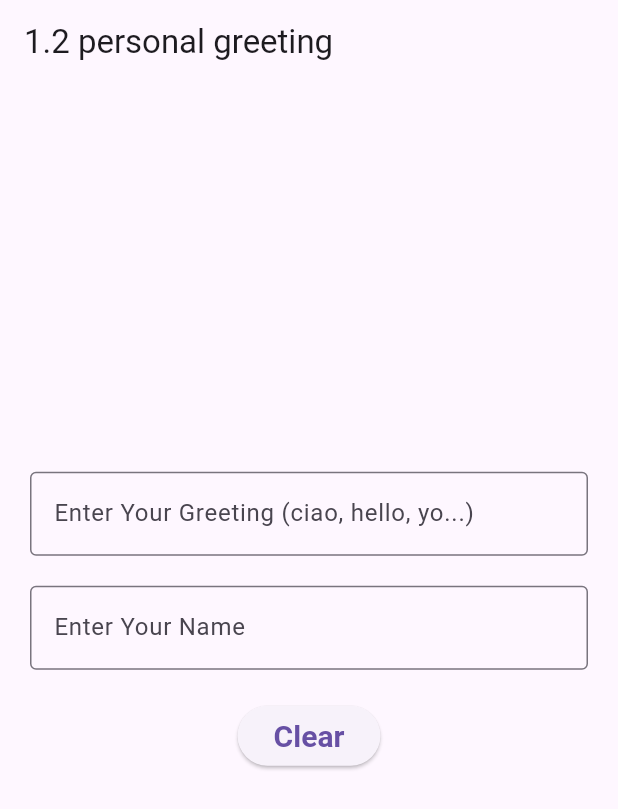
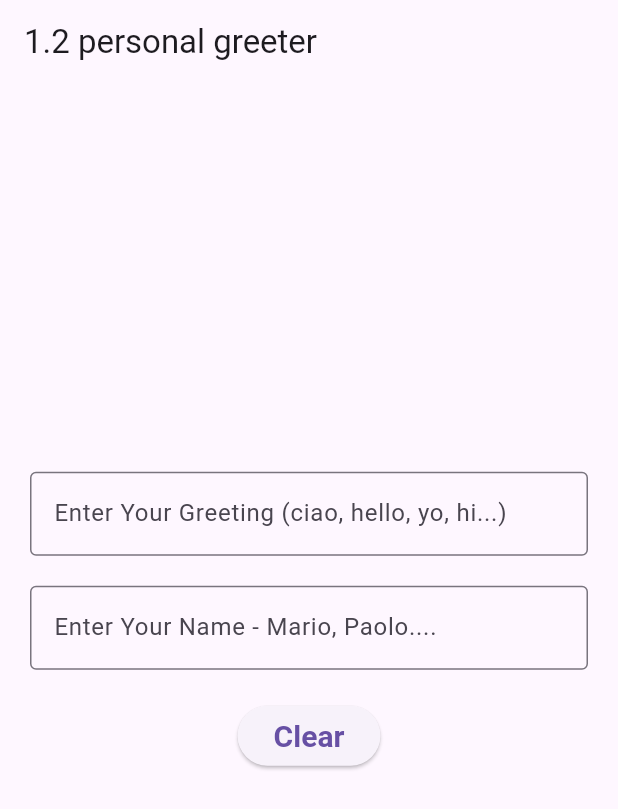
Before and after one commit to CammarataLudovico/flutter_void, a Flutter app: the screen it shows after launch, after a tap on "Clear", on a phone screen of 412 x 824 dp. Shown: the top 809 px of the screen. Run offline on Flutter 3.47's test engine with Material 3 defaults, Android fonts, the phone set to English and light mode, and no system bars; drawn by our look-alikes of reactive_forms.

Commit message:
Refactor greeting and name input handling, improve form reset logic, and update UI labels

```diff
--- a/lib/main.dart
+++ b/lib/main.dart
@@ -32,8 +32,8 @@ class _GreeterWidgetState extends State<GreeterWidget> {
   }
 
   void _updateGreeting() {
-    final greeting = _form.control('greeting').value as String? ?? '';
-    final name = _form.control('name').value as String? ?? '';
+    final greeting = _form.control('greeting').value;
+    final name = _form.control('name').value;
 
     setState(() {
       if (greeting.isNotEmpty && name.isNotEmpty) {
@@ -49,7 +49,8 @@ class _GreeterWidgetState extends State<GreeterWidget> {
   }
 
   void _clearForm() {
-    _form.reset();
+    // reset control with value '' to avoid "null" value and error
+    _form.reset(value: {'greeting': '', 'name': ''});
     setState(() {
       _message = '';
     });
@@ -58,7 +59,7 @@ class _GreeterWidgetState extends State<GreeterWidget> {
   @override
   Widget build(BuildContext context) {
     return Scaffold(
-      appBar: AppBar(title: const Text("1.2 personal greeting")),
+      appBar: AppBar(title: const Text("1.2 personal greeter")),
       body: Padding(
         padding: const EdgeInsets.all(20.0),
         child: ReactiveForm(
@@ -70,35 +71,26 @@ class _GreeterWidgetState extends State<GreeterWidget> {
                 formControlName: 'greeting',
                 decoration: const InputDecoration(
                   border: OutlineInputBorder(),
-                  labelText: 'Enter Your Greeting (ciao, hello, yo...)',
+                  labelText: 'Enter Your Greeting (ciao, hello, yo, hi...)',
                 ),
-                onChanged: (_) => _updateGreeting(), // '_' ignoro il parametro, mi basta sapere se è cambiato
+                onChanged: (_) =>
+                    _updateGreeting(), // '_' ignore the parameter, i only want to know if it changed
               ),
               const SizedBox(height: 20),
               ReactiveTextField(
                 formControlName: 'name',
                 decoration: const InputDecoration(
                   border: OutlineInputBorder(),
-                  labelText: 'Enter Your Name',
+                  labelText: 'Enter Your Name - Mario, Paolo....',
                 ),
-                onChanged: (_) => _updateGreeting(), // '_' ignoro il parametro, mi basta sapere se è cambiato
+                onChanged: (_) =>
+                    _updateGreeting(), // '_' ignore the parameter, i only want to know if it changed
               ),
               const SizedBox(height: 20),
               Center(
                 child: Row(
                   mainAxisAlignment: MainAxisAlignment.center,
                   children: [
-                    /*ElevatedButton(
-                      onPressed: _updateGreeting,
-                      style: ElevatedButton.styleFrom(
-                        textStyle: const TextStyle(
-                          fontSize: 20,
-                          fontWeight: FontWeight.bold,
-                        ),
-                      ),
-                      child: const Text('Say Hello'),
-                    ),
-                    const SizedBox(width: 16),*/
                     ElevatedButton(
                       onPressed: _clearForm,
                       style: ElevatedButton.styleFrom(
```
